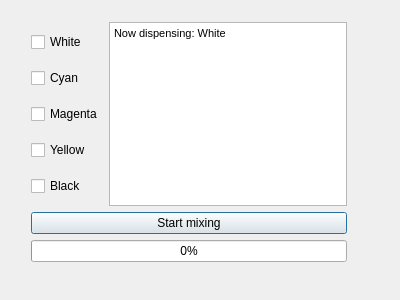
Pschiee/Perfect-Colour, file AppPerfectColourDemo/paint.ui: the form before one commit.
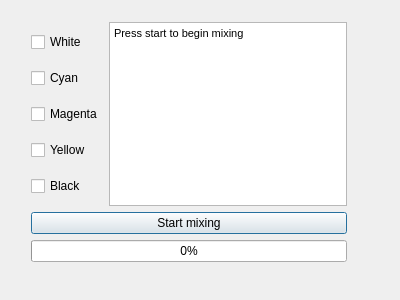
The form after the commit.

What changed in the file:
```diff
--- a/AppPerfectColourDemo/paint.ui
+++ b/AppPerfectColourDemo/paint.ui
@@ -74,7 +74,7 @@
 &lt;html&gt;&lt;head&gt;&lt;meta name=&quot;qrichtext&quot; content=&quot;1&quot; /&gt;&lt;style type=&quot;text/css&quot;&gt;
 p, li { white-space: pre-wrap; }
 &lt;/style&gt;&lt;/head&gt;&lt;body style=&quot; font-family:'MS Shell Dlg 2'; font-size:8pt; font-weight:400; font-style:normal;&quot;&gt;
-&lt;p style=&quot; margin-top:0px; margin-bottom:0px; margin-left:0px; margin-right:0px; -qt-block-indent:0; text-indent:0px;&quot;&gt;Now dispensing: White&lt;/p&gt;&lt;/body&gt;&lt;/html&gt;</string>
+&lt;p style=&quot; margin-top:0px; margin-bottom:0px; margin-left:0px; margin-right:0px; -qt-block-indent:0; text-indent:0px;&quot;&gt;Press start to begin mixing&lt;/p&gt;&lt;/body&gt;&lt;/html&gt;</string>
         </property>
        </widget>
       </item>
```
